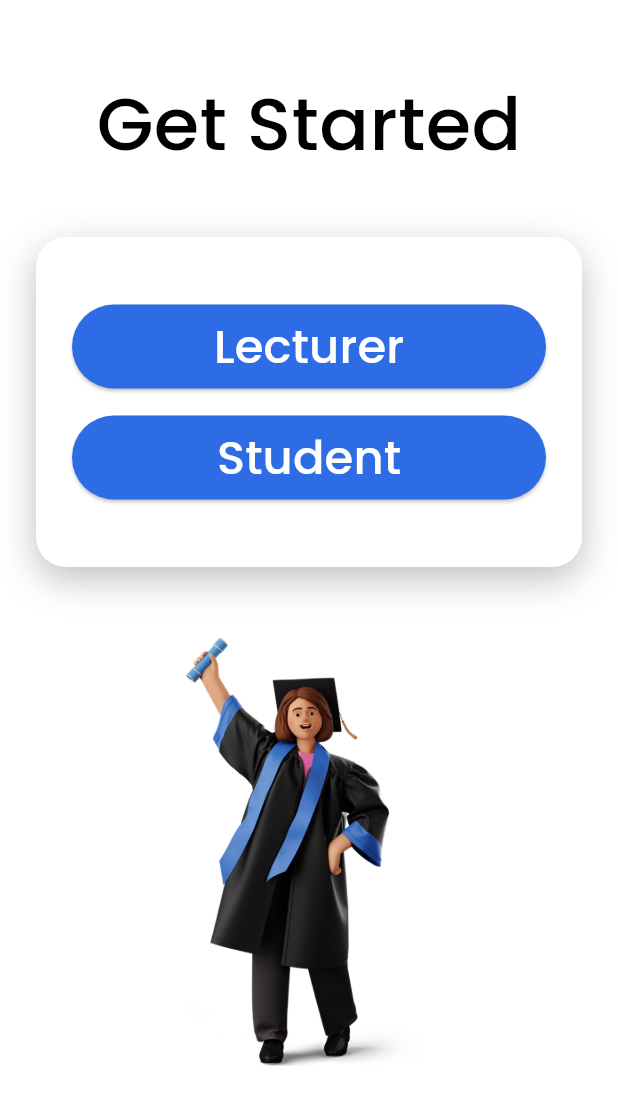
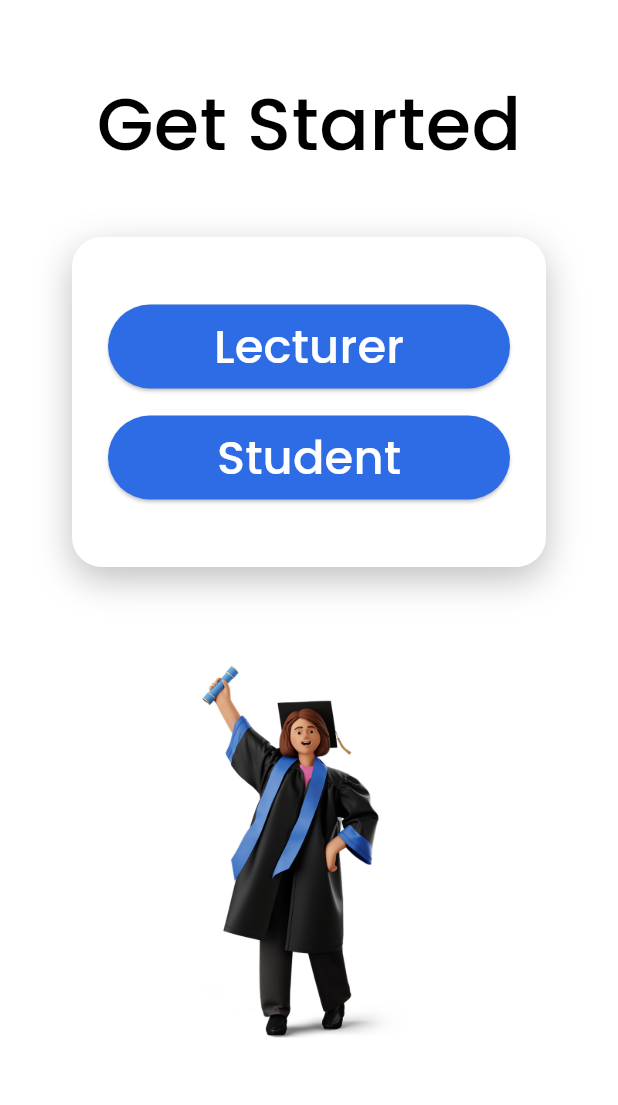
Before and after one commit to Danidu200523/lecturer_finder_app, a Flutter app: the RoleSelectionScreen screen opened by its route, on a phone screen of 412 x 824 dp. Shown: the top 1105 px of the screen. Run offline on Flutter 3.47's test engine with Material 3 defaults, Android fonts, the light colour scheme and no system bars; our stand-ins replace cloud_firestore, firebase_auth, firebase_core, firebase_storage, image_picker; accounts and stored records are empty.

Commit message:
fix: UI issue

```diff
--- a/lib/auth/role_selection_screen.dart
+++ b/lib/auth/role_selection_screen.dart
@@ -11,17 +11,19 @@
       body: SafeArea(
         child: Padding(
           padding: const EdgeInsets.symmetric(horizontal: 24),
+          child: SingleChildScrollView(
+            padding: const EdgeInsets.symmetric(horizontal: 24),
             child: Column(
               crossAxisAlignment: CrossAxisAlignment.center,
               children: [
                 const SizedBox(height: 48),
 
-              // Title
+
                 const Text(
                   'Get Started',
                   style: TextStyle(
                     fontSize: 49,
-                  fontWeight: FontWeight.w500, // Poppins Medium
+                    fontWeight: FontWeight.w500,
                     color: AppColors.titleText,
                   ),
                 ),
@@ -115,6 +117,7 @@
             ),
           ),
         ),
+      ),
     );
   }
 }
```
Lines whose indentation alone changed are shown as unchanged.
